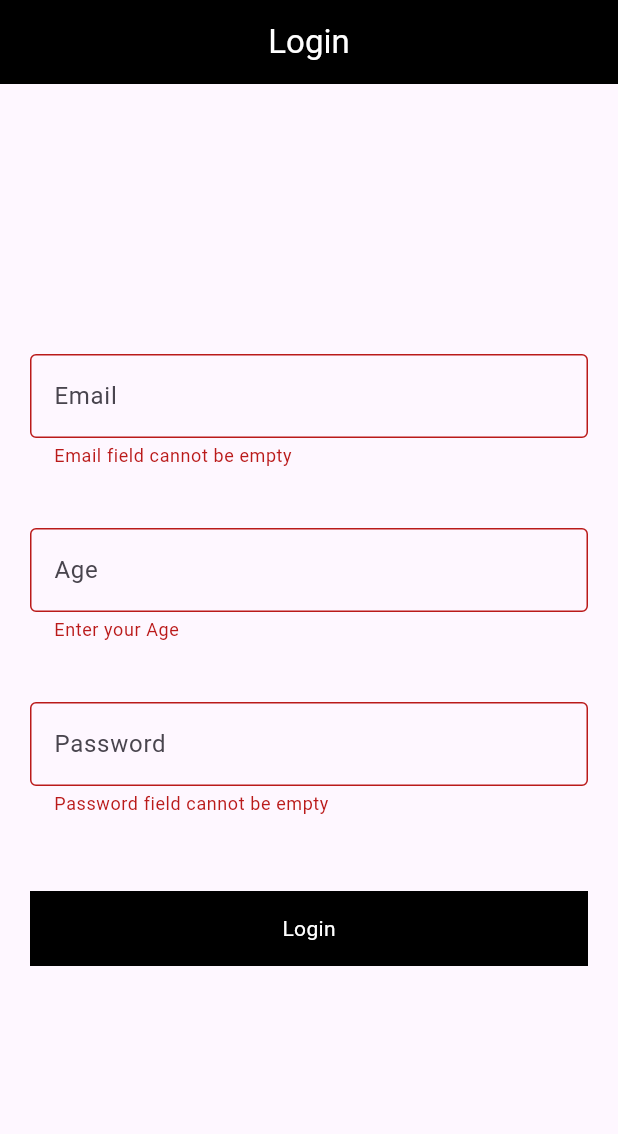
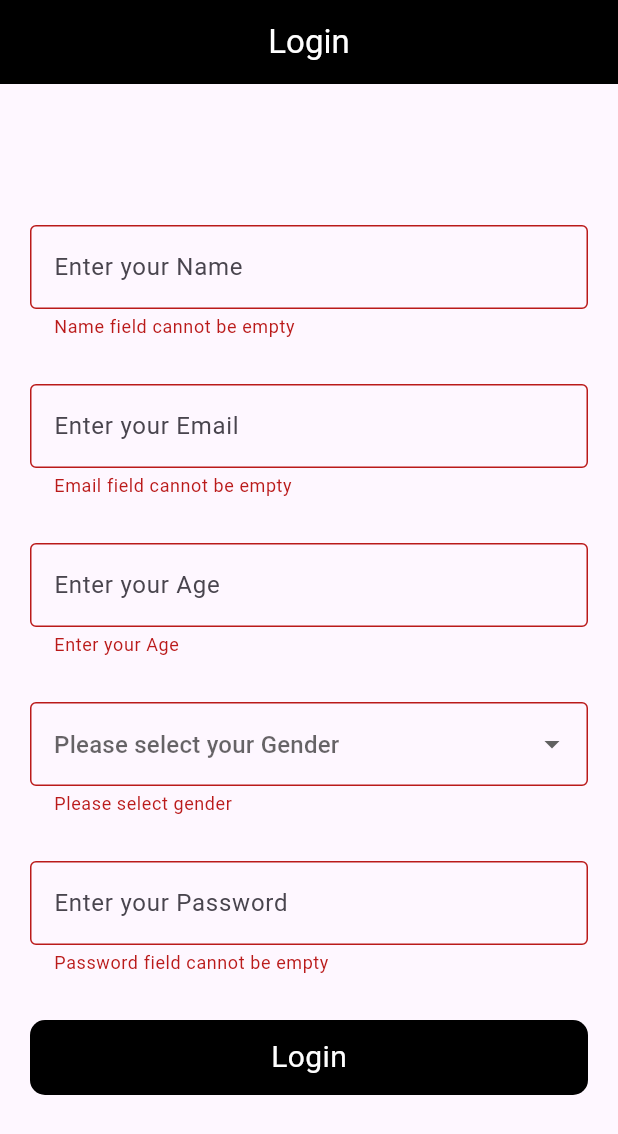
Before and after one commit to ZainR10/Flutter-Rooms, a Flutter app: the screen it shows after launch, after a tap on "Login", on a phone screen of 412 x 824 dp. Shown: the top 1134 px of the screen. Run offline on Flutter 3.47's test engine with Material 3 defaults, Android fonts, the phone set to English and light mode, and no system bars; our stand-ins replace shared_preferences.

Commit message:
created form field

```diff
--- a/lib/login.dart
+++ b/lib/login.dart
@@ -12,9 +12,12 @@ class Login extends StatefulWidget {
 class _LoginState extends State<Login> {
   final formData = GlobalKey<FormState>();
 
+  final nameController = TextEditingController();
   final emailController = TextEditingController();
   final ageController = TextEditingController();
   final passwordController = TextEditingController();
+
+  String? selectedGender;
   @override
   Widget build(BuildContext context) {
     return Scaffold(
@@ -37,11 +40,34 @@ class _LoginState extends State<Login> {
               key: formData,
               child: Column(
                 children: [
+                  //****name*****
+                  TextFormField(
+                    decoration: const InputDecoration(
+                      border: OutlineInputBorder(),
+                      hintText: 'Enter your Name',
+                    ),
+                    controller: nameController,
+                    validator: (String? value) {
+                      if (value == null || value.isEmpty) {
+                        return "Name field cannot be empty";
+                      }
+
+                      if (value.contains('@') || value.contains('.com')) {
+                        return "Invalid Name";
+                      }
+                      // Check if the string contains an integer using a regular expression
+                      if (RegExp(r'\d').hasMatch(value)) {
+                        return 'Try removing integer';
+                      }
+                      return null;
+                    },
+                  ),
+                  const SizedBox(height: 30),
                   //******email*****
                   TextFormField(
                     decoration: const InputDecoration(
                       border: OutlineInputBorder(),
-                      hintText: 'Email',
+                      hintText: 'Enter your Email',
                     ),
                     controller: emailController,
                     validator: (String? value) {
@@ -55,12 +81,12 @@ class _LoginState extends State<Login> {
                     },
                   ),
 
-                  //age
-                  const SizedBox(height: 40),
+                  //****age*****
+                  const SizedBox(height: 30),
                   TextFormField(
                     decoration: const InputDecoration(
                       border: OutlineInputBorder(),
-                      hintText: 'Age',
+                      hintText: 'Enter your Age',
                     ),
                     keyboardType: TextInputType.number,
                     controller: ageController,
@@ -74,12 +100,39 @@ class _LoginState extends State<Login> {
                       return null;
                     },
                   ),
-                  const SizedBox(height: 40),
+                  const SizedBox(height: 30),
+                  // Gender dropdown
+                  DropdownButtonFormField<String>(
+                    decoration: const InputDecoration(
+                      border: OutlineInputBorder(),
+                      hintText: 'Please select your Gender',
+                    ),
+                    validator: (String? value) {
+                      if (value == null || value.isEmpty) {
+                        return 'Please select gender';
+                      }
+                      return null;
+                    },
+                    value: selectedGender,
+                    onChanged: (String? newValue) {
+                      setState(() {
+                        selectedGender = newValue;
+                      });
+                    },
+                    items: <String>['Male', 'Female']
+                        .map<DropdownMenuItem<String>>((String value) {
+                      return DropdownMenuItem<String>(
+                        value: value,
+                        child: Text(value),
+                      );
+                    }).toList(),
+                  ),
+                  const SizedBox(height: 30),
                   //password
                   TextFormField(
                     decoration: const InputDecoration(
                       border: OutlineInputBorder(),
-                      hintText: 'Password',
+                      hintText: 'Enter your Password',
                     ),
                     controller: passwordController,
                     validator: (String? value) {
@@ -95,29 +148,30 @@ class _LoginState extends State<Login> {
                 ],
               ),
             ),
-            const SizedBox(height: 50),
+            const SizedBox(height: 30),
             InkWell(
               onTap: () async {
-                // Store the context in a local variable
-                BuildContext localContext = context;
                 SharedPreferences sp = await SharedPreferences.getInstance();
                 sp.setString('email', emailController.text.toString());
                 sp.setString('age', ageController.text.toString());
                 sp.setBool('isLogin', true);
-                // Use the localContext instead of context
+
                 if (formData.currentState!.validate()) {
-                  Navigator.push(localContext,
+                  Navigator.push(context,
                       MaterialPageRoute(builder: (context) => const Student()));
                 }
               },
               child: Container(
+                decoration: BoxDecoration(
+                    borderRadius: BorderRadius.circular(10),
+                    color: Colors.black),
                 height: 50,
                 width: double.infinity,
-                color: Colors.black,
+                // color: Colors.black,
                 child: const Center(
                   child: Text(
                     'Login',
-                    style: TextStyle(color: Colors.white),
+                    style: TextStyle(color: Colors.white, fontSize: 20),
                   ),
                 ),
               ),
--- a/lib/student_screen.dart
+++ b/lib/student_screen.dart
@@ -20,9 +20,10 @@ class _StudentState extends State<Student> {
 
   loadData() async {
     SharedPreferences sp = await SharedPreferences.getInstance();
-    email = sp.getString('email') ?? '';
-    age = sp.getString('age') ?? '';
-    setState(() {});
+    setState(() {
+      email = sp.getString('email') ?? '';
+      age = sp.getString('age') ?? '';
+    });
   }
 
   @override
```
Also changed, not shown: 1 other file.
